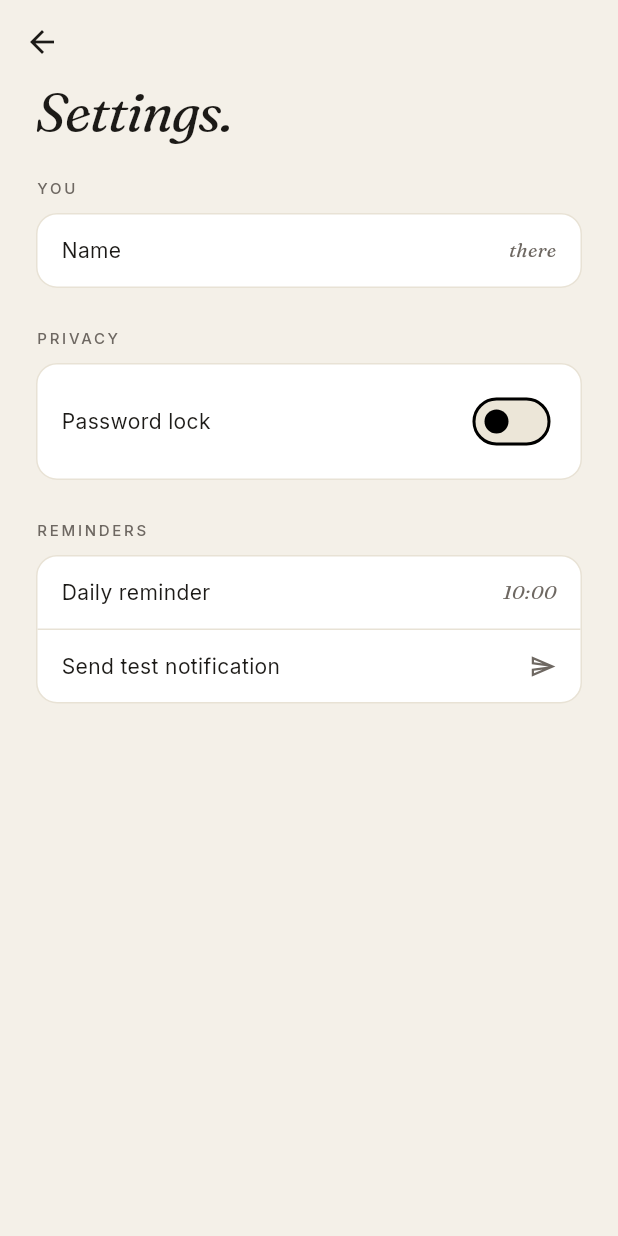
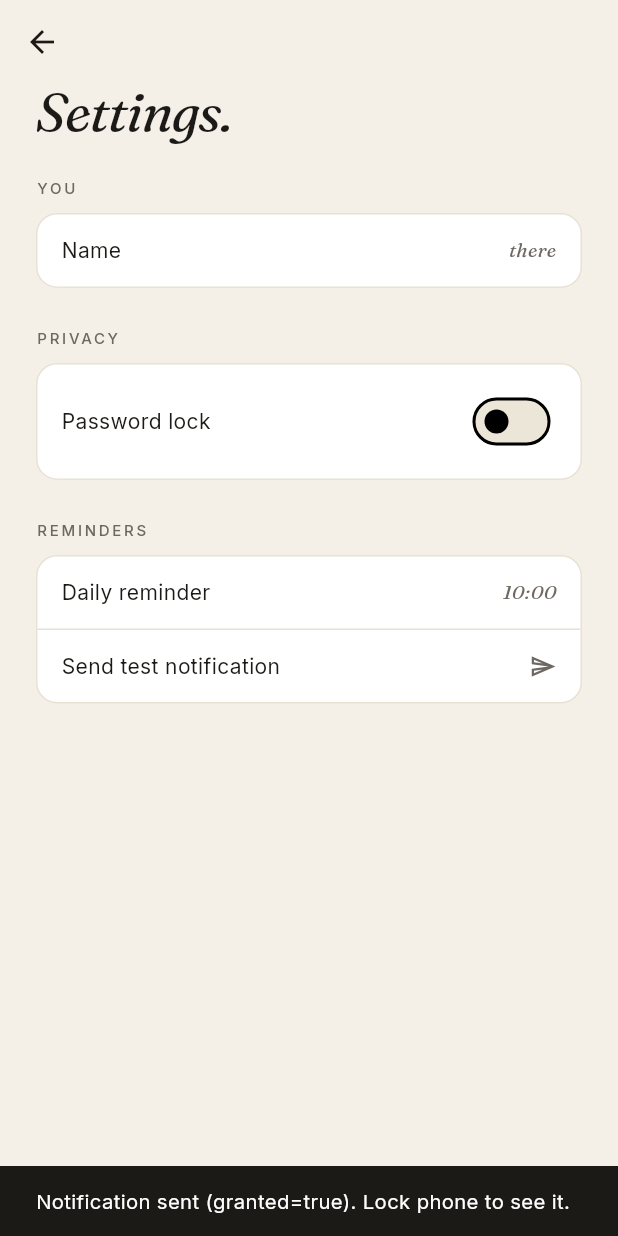
Before and after one commit to Damiencqh/traackit, a Flutter app: the SettingsScreen screen opened directly, after a tap on "Send test notification", on a phone screen of 412 x 824 dp. Run offline on Flutter 3.47's test engine with Material 3 defaults, Android fonts, the phone set to English and light mode, and no system bars; our stand-ins replace camera, flutter_local_notifications, flutter_riverpod, google_fonts, shared_preferences, timezone; accounts and stored records are empty.

Commit message:
Add interruptionLevel.active + error logging for notifications

```diff
--- a/lib/screens/settings_screen.dart
+++ b/lib/screens/settings_screen.dart
@@ -69,8 +69,27 @@ class SettingsScreen extends ConsumerWidget {
                   ),
                   onTap: () async {
                     final notif = ref.read(notificationServiceProvider);
-                    await notif.requestPermission();
-                    await notif.sendTestNotification();
+                    try {
+                      final granted = await notif.requestPermission();
+                      await notif.sendTestNotification();
+                      if (!context.mounted) return;
+                      ScaffoldMessenger.of(context).showSnackBar(
+                        SnackBar(
+                          content: Text(
+                            'Notification sent (granted=$granted). Lock phone to see it.',
+                          ),
+                          duration: const Duration(seconds: 6),
+                        ),
+                      );
+                    } catch (e) {
+                      if (!context.mounted) return;
+                      ScaffoldMessenger.of(context).showSnackBar(
+                        SnackBar(
+                          content: Text('Notification error: $e'),
+                          duration: const Duration(seconds: 8),
+                        ),
+                      );
+                    }
                   },
                 ),
               ]),
--- a/lib/services/notification_service.dart
+++ b/lib/services/notification_service.dart
@@ -1,12 +1,9 @@
+import 'dart:developer' as developer;
+
 import 'package:flutter_local_notifications/flutter_local_notifications.dart';
 import 'package:timezone/data/latest.dart' as tz_data;
 import 'package:timezone/timezone.dart' as tz;
 
-/// Wraps flutter_local_notifications for Traackit's daily reminder.
-///
-/// One scheduled notification fires daily at the time the user
-/// picks in Settings. iOS handles persistence; even if the app is
-/// closed (or rebooted), the schedule survives.
 class NotificationService {
   static const _channelId = 'traackit_daily_reminder';
   static const _notificationId = 1;
@@ -19,6 +16,7 @@ class NotificationService {
 
   Future<void> init() async {
     if (_initialized) return;
+    developer.log('NotificationService.init() starting', name: 'traackit');
 
     tz_data.initializeTimeZones();
 
@@ -31,14 +29,14 @@ class NotificationService {
       android: AndroidInitializationSettings('@mipmap/ic_launcher'),
     );
 
-    await _plugin.initialize(initSettings);
+    final ok = await _plugin.initialize(initSettings);
+    developer.log('NotificationService.init() returned: $ok', name: 'traackit');
     _initialized = true;
   }
 
-  /// Asks iOS / Android for permission to display notifications.
-  /// Returns true if granted.
   Future<bool> requestPermission() async {
     await init();
+    developer.log('requestPermission() called', name: 'traackit');
 
     final iosImpl = _plugin.resolvePlatformSpecificImplementation<
         IOSFlutterLocalNotificationsPlugin>();
@@ -48,6 +46,8 @@ class NotificationService {
         badge: true,
         sound: true,
       );
+      developer.log('iOS requestPermissions returned: $granted',
+          name: 'traackit');
       return granted ?? false;
     }
 
@@ -61,8 +61,6 @@ class NotificationService {
     return false;
   }
 
-  /// Schedules (or reschedules) the daily reminder at HH:mm in the user's
-  /// local timezone. Pass null to cancel.
   Future<void> scheduleDailyReminder(String? hhmm) async {
     await init();
     await _plugin.cancel(_notificationId);
@@ -80,7 +78,12 @@ class NotificationService {
     }
 
     const details = NotificationDetails(
-      iOS: DarwinNotificationDetails(),
+      iOS: DarwinNotificationDetails(
+        presentAlert: true,
+        presentBadge: true,
+        presentSound: true,
+        interruptionLevel: InterruptionLevel.active,
+      ),
       android: AndroidNotificationDetails(
         _channelId,
         'Daily reminder',
@@ -99,16 +102,21 @@ class NotificationService {
       androidScheduleMode: AndroidScheduleMode.exactAllowWhileIdle,
       uiLocalNotificationDateInterpretation:
           UILocalNotificationDateInterpretation.absoluteTime,
-      matchDateTimeComponents: DateTimeComponents.time, // repeat daily
+      matchDateTimeComponents: DateTimeComponents.time,
     );
   }
 
-  /// Sends an immediate notification — used to test that the
-  /// notification system works end-to-end.
   Future<void> sendTestNotification() async {
     await init();
+    developer.log('sendTestNotification() called', name: 'traackit');
+
     const details = NotificationDetails(
-      iOS: DarwinNotificationDetails(),
+      iOS: DarwinNotificationDetails(
+        presentAlert: true,
+        presentBadge: true,
+        presentSound: true,
+        interruptionLevel: InterruptionLevel.active,
+      ),
       android: AndroidNotificationDetails(
         _channelId,
         'Daily reminder',
@@ -116,11 +124,19 @@ class NotificationService {
         priority: Priority.defaultPriority,
       ),
     );
+
+    try {
       await _plugin.show(
         _testNotificationId,
         'Test notification',
         'If you see this, notifications work.',
         details,
       );
+      developer.log('Notification show() completed without exception',
+          name: 'traackit');
+    } catch (e, stack) {
+      developer.log('Notification show() threw: $e',
+          name: 'traackit', error: e, stackTrace: stack);
     }
   }
+}
```
Lines whose indentation alone changed are shown as unchanged.
